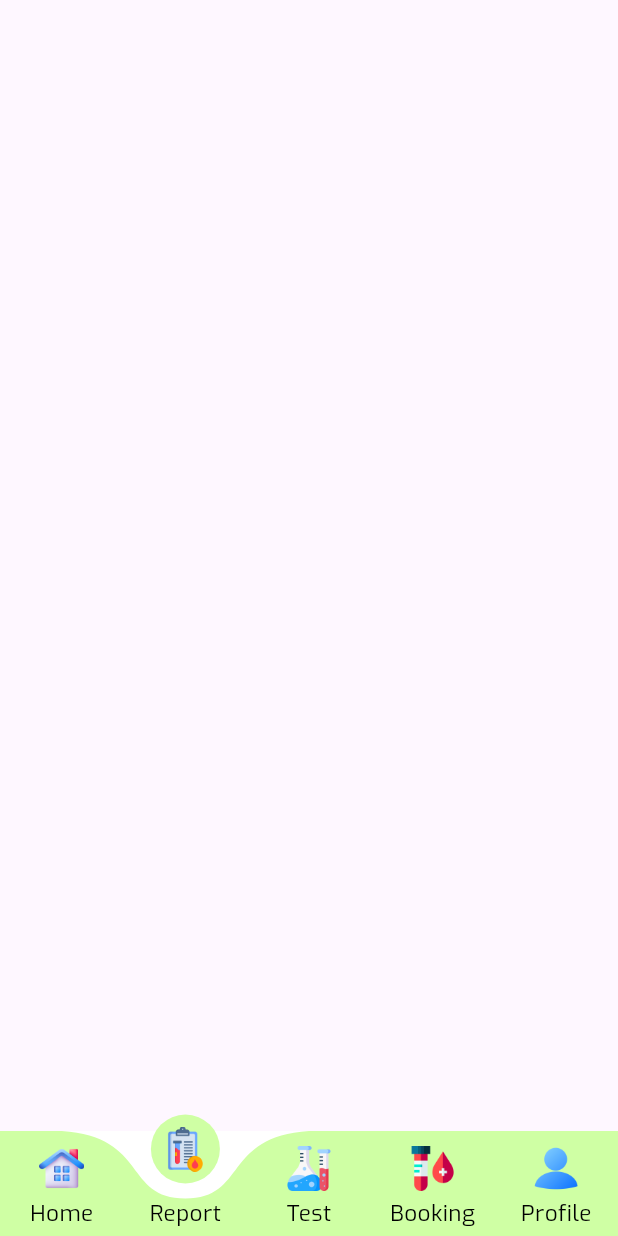
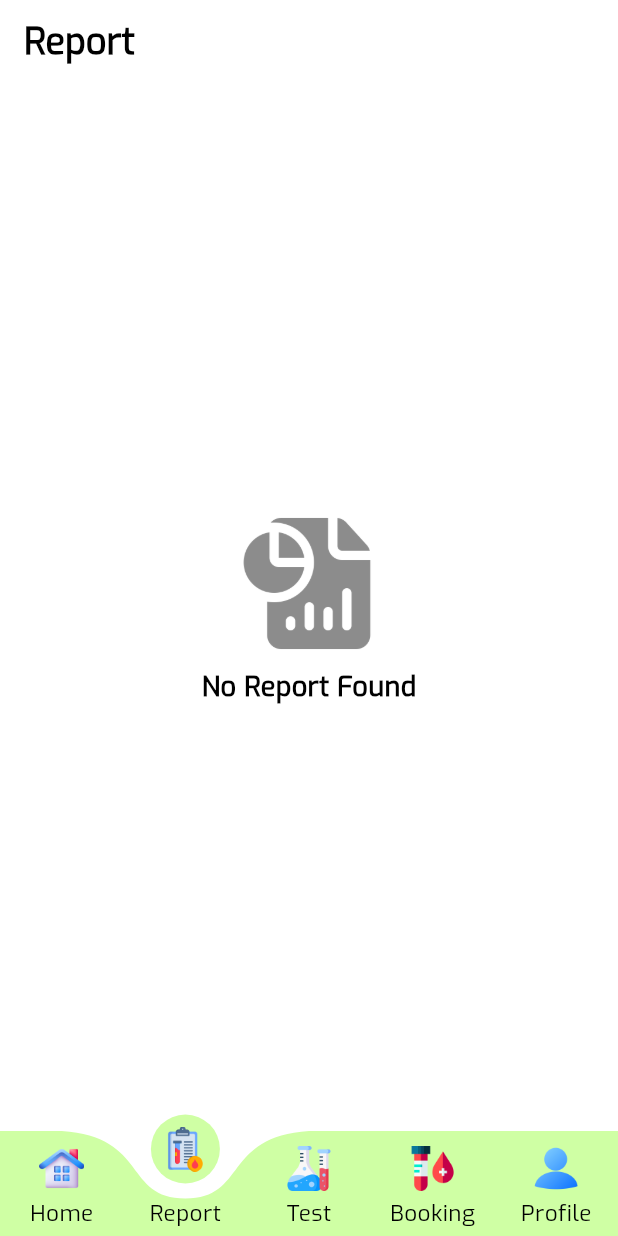
Before and after one commit to rahulkumardev24/vipra_blood_test_app, a Flutter app: the screen it shows after launch, item 2 of the bottom bar chosen, on a phone screen of 412 x 824 dp. Run offline on Flutter 3.47's test engine with Material 3 defaults, Android fonts, the light colour scheme and no system bars; drawn by our look-alikes of curved_labeled_navigation_bar; our stand-ins replace animated_text_kit, carousel_slider, lottie, page_transition.

Commit message:
Report Screen Complete

```diff
--- a/lib/screen/bottom_navigation_screen/report_screen.dart
+++ b/lib/screen/bottom_navigation_screen/report_screen.dart
@@ -1,4 +1,5 @@
 import 'package:flutter/material.dart';
+import 'package:vipra_lap/domain/utils/custom_text_style.dart';
 
 class ReportScreen extends StatefulWidget {
   const ReportScreen({super.key});
@@ -10,6 +11,31 @@
 class _ReportScreenState extends State<ReportScreen> {
   @override
   Widget build(BuildContext context) {
-    return Scaffold() ;
+    return Scaffold(
+      backgroundColor: Colors.white,
+      appBar: AppBar(
+        backgroundColor: Colors.white,
+        title: Text(
+          "Report",
+          style: myTextStyle24(fontWeight: FontWeight.bold),
+        ),
+      ),
+      body: Center(
+        child: Column(
+          mainAxisAlignment: MainAxisAlignment.center,
+          crossAxisAlignment: CrossAxisAlignment.center,
+          children: [
+            Image.asset(
+              "assets/icons/report-data.png",
+              height: 100,
+              width: 100,
+              color: Colors.black45,
+            ),
+            const SizedBox(height: 6,),
+            Text("No Report Found" , style: myTextStyle18(fontWeight: FontWeight.bold),)
+          ],
+        ),
+      ),
+    );
   }
 }
```
Also changed, not shown: assets/icons/report-data.png (added).
